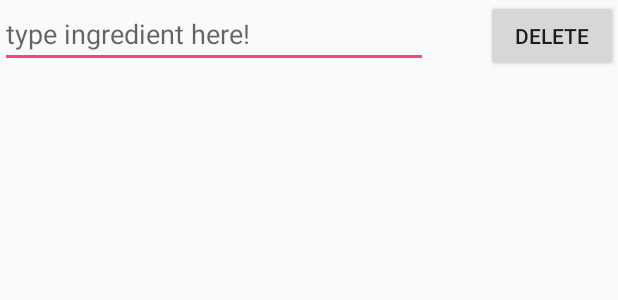
After one commit to jokoon/cocktail-android, an Android app: the layout ingredient_cell.xml on its own in the app's theme, with its tools: preview values and no code run, on a phone screen of 412 x 824 dp. The commit adds this screen. Shown: the top 300 px of the screen. Run offline under Robolectric (Android 15) with nearby library versions, the phone set to English and light mode, and no system bars.

Commit message:
En cours

```diff
--- a/cocktailv2/app/src/main/AndroidManifest.xml
+++ b/cocktailv2/app/src/main/AndroidManifest.xml
@@ -16,7 +16,8 @@
                 <category android:name="android.intent.category.LAUNCHER" />
             </intent-filter>
         </activity>
-        <activity android:name=".RecipeEdit"></activity>
+        <activity android:name=".RecipeEdit" />
+        <activity android:name=".home"></activity>
     </application>
 
 </manifest>
--- a/cocktailv2/app/src/main/java/com/epsi/jpk/cocktailv2/recipe.java
+++ b/cocktailv2/app/src/main/java/com/epsi/jpk/cocktailv2/recipe.java
@@ -11,7 +11,7 @@ import io.realm.RealmObject;
 
 public class recipe extends RealmObject
 {
-
+    private int id;
     private String nom;
     private String description;
     private int duree_real;
@@ -23,7 +23,9 @@ public class recipe extends RealmObject
     public recipe(){}
 
 //    public recipe(String nom, String description, int duree_real, int duree_repos, int nb_personne, ArrayList<ingredient> _listeIngredients) {
+//public recipe(int id, String nom, String description, int duree_real, int duree_repos, int nb_personne, RealmList<ingredient> _listeIngredients) {
     public recipe(String nom, String description, int duree_real, int duree_repos, int nb_personne, RealmList<ingredient> _listeIngredients) {
+        this.id = id;
         this.nom = nom;
         this.description = description;
         this.duree_real = duree_real;
--- a/cocktailv2/app/src/main/res/layout/activity_main.xml
+++ b/cocktailv2/app/src/main/res/layout/activity_main.xml
@@ -4,6 +4,7 @@
     xmlns:tools="http://schemas.android.com/tools"
     android:layout_width="match_parent"
     android:layout_height="match_parent"
+    android:background="@drawable/ecran02a"
     tools:context="com.epsi.jpk.cocktailv2.MainActivity">
 
 
@@ -22,7 +23,7 @@
         android:layout_height="wrap_content"
         android:layout_marginStart="8dp"
         android:layout_marginTop="4dp"
-        android:onClick="add_new_cocktail"
+        android:onClick="onAddButtonClock"
         android:text="Add new cocktail"
         app:layout_constraintStart_toStartOf="parent"
         app:layout_constraintTop_toTopOf="parent" />
--- /dev/null
+++ b/cocktailv2/app/src/main/res/layout/ingredient_cell.xml
@@ -0,0 +1,25 @@
+<?xml version="1.0" encoding="utf-8"?>
+<android.support.constraint.ConstraintLayout xmlns:android="http://schemas.android.com/apk/res/android"
+    xmlns:app="http://schemas.android.com/apk/res-auto"
+    xmlns:tools="http://schemas.android.com/tools"
+    android:layout_width="match_parent"
+    android:layout_height="wrap_content">
+
+    <Button
+        android:id="@+id/button_delete_ingredient"
+        android:layout_width="wrap_content"
+        android:layout_height="wrap_content"
+        android:text="delete"
+        app:layout_constraintEnd_toEndOf="parent"
+        app:layout_constraintTop_toTopOf="parent" />
+
+    <EditText
+        android:id="@+id/ingredient"
+        android:layout_width="285dp"
+        android:layout_height="45dp"
+        android:ems="10"
+        android:hint="type ingredient here!"
+        android:inputType="textPersonName"
+        app:layout_constraintStart_toStartOf="parent"
+        app:layout_constraintTop_toTopOf="parent" />
+</android.support.constraint.ConstraintLayout>
```
Also changed, not shown: cocktailv2/app/src/main/java/com/epsi/jpk/cocktailv2/MainActivity.java (+18 -8 lines), cocktailv2/app/src/main/java/com/epsi/jpk/cocktailv2/RecipeEdit.java (+40 -8 lines), cocktailv2/app/src/main/java/com/epsi/jpk/cocktailv2/home.java (added, +13 -0 lines), cocktailv2/app/src/main/java/com/epsi/jpk/cocktailv2/shoppinglist.java (added, +55 -0 lines), cocktailv2/app/src/main/res/layout/activity_home.xml (added, +10 -0 lines), cocktailv2/app/src/main/res/drawable/ecran01a.jpg (added), cocktailv2/app/src/main/res/drawable/ecran01b.jpg (added), cocktailv2/app/src/main/res/drawable/ecran02a.jpg (added).
